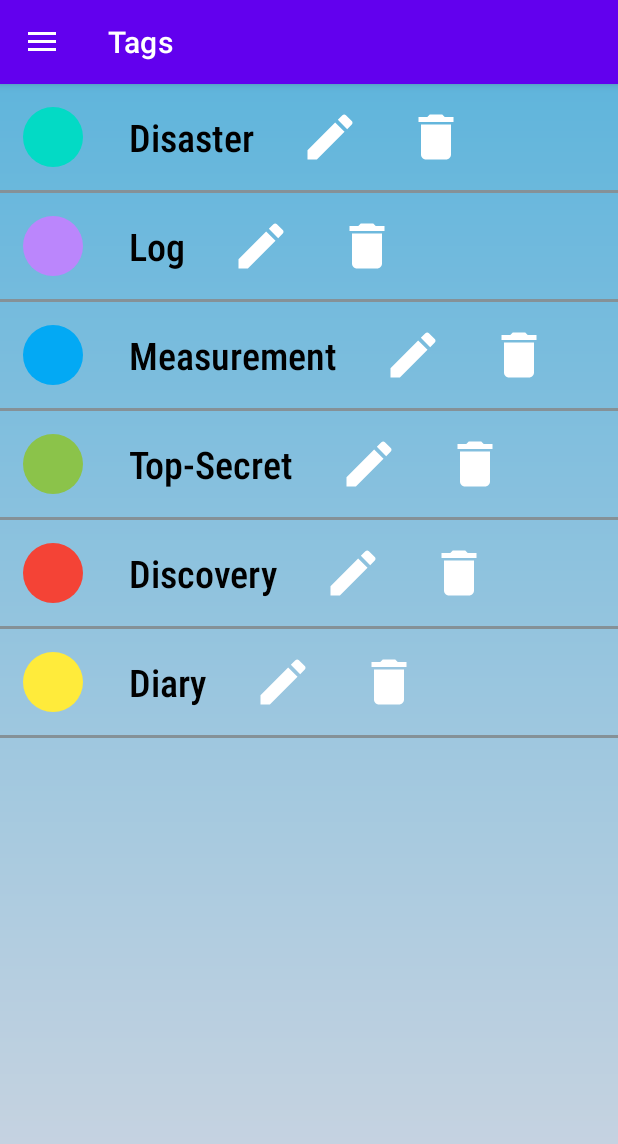
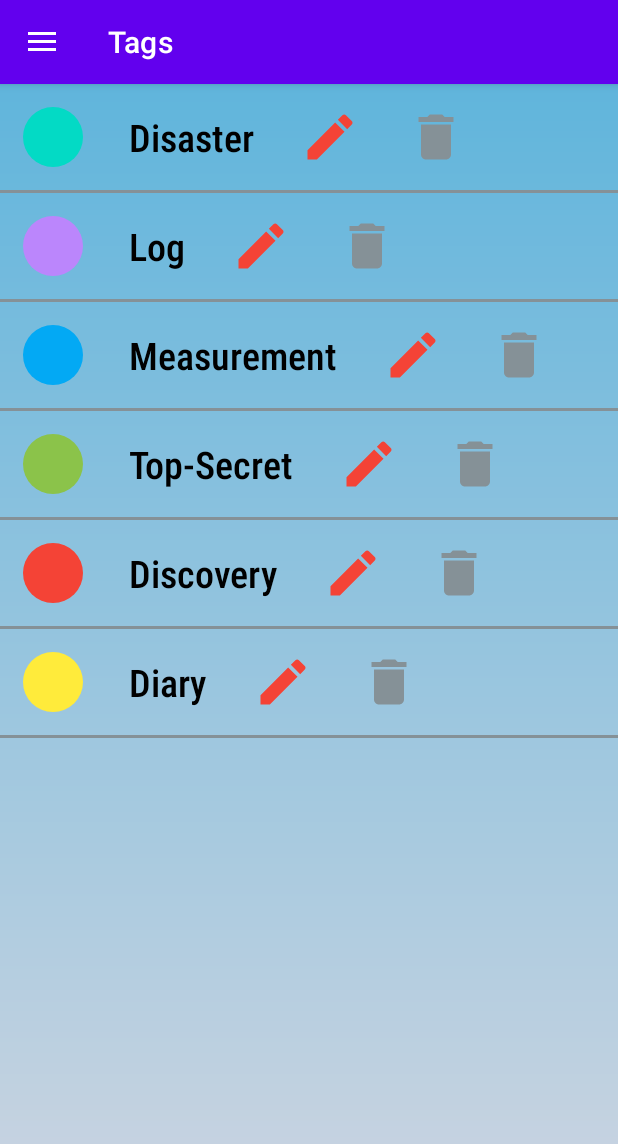
Before and after one commit to sw21-tug/Team_12, an Android app: the VIewTagActivity screen opened directly, with no data from a screen before it, on a phone screen of 412 x 824 dp. Shown: the top 1144 px of the screen. Run offline under Robolectric (Android 15) with nearby library versions, the phone set to English and light mode, and no system bars.

Commit message:
MOS-013 Update [PD,MA]

```diff
--- a/app/src/main/res/layout/tag_layout.xml
+++ b/app/src/main/res/layout/tag_layout.xml
@@ -27,21 +27,24 @@
             android:text="Example text"
             android:fontFamily="sans-serif-condensed-medium"/>
         <ImageView
+            android:id="@+id/tag_color"
             android:layout_gravity="center"
             android:layout_margin="15dp"
-            android:id="@+id/tag_image"
             android:layout_width="40dp"
             android:layout_height="40dp"
-            android:src="@drawable/ic_baseline_edit_24" />
+            android:src="@drawable/ic_baseline_edit_24"
+            android:tint="@color/red"
+            tools:ignore="DuplicateIds" />
+
         <ImageView
             android:layout_gravity="center"
             android:layout_margin="15dp"
             android:id="@+id/tag_image"
             android:layout_width="40dp"
             android:layout_height="40dp"
+            android:tint="@color/light_grey"
             android:src="@drawable/ic_baseline_delete_24"
             tools:ignore="DuplicateIds" />
-
 
     </LinearLayout>
     <View
```
